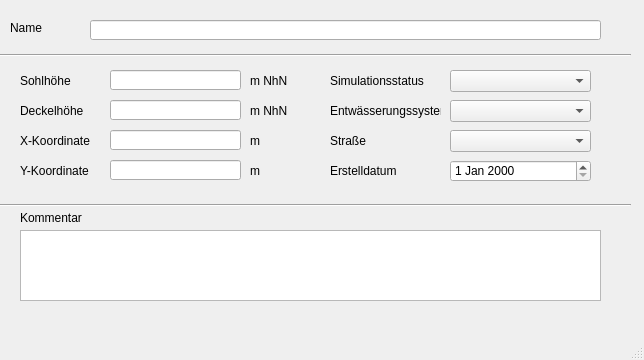
Before: the Qt Designer form templates/speicher.ui in hoettges/QKan, drawn with Qt 5.
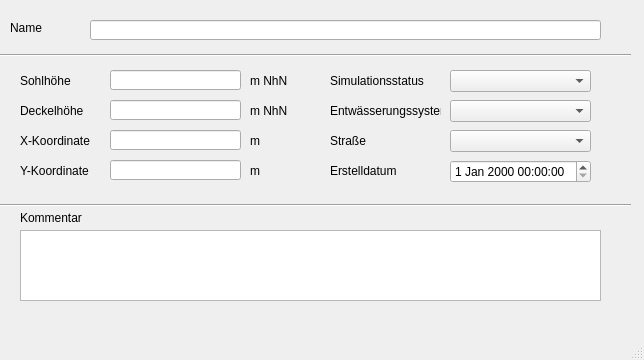
After: the same form once the commit is applied. Custom widgets are drawn as their Qt base class.

```diff
--- a/templates/speicher.ui
+++ b/templates/speicher.ui
@@ -279,16 +279,6 @@
      </rect>
     </property>
    </widget>
-   <widget class="QDateEdit" name="createdat">
-    <property name="geometry">
-     <rect>
-      <x>450</x>
-      <y>160</y>
-      <width>141</width>
-      <height>22</height>
-     </rect>
-    </property>
-   </widget>
    <widget class="QTextEdit" name="kommentar">
     <property name="geometry">
      <rect>
@@ -322,6 +312,16 @@
      </rect>
     </property>
    </widget>
+   <widget class="QgsDateTimeEdit" name="createdat">
+    <property name="geometry">
+     <rect>
+      <x>450</x>
+      <y>160</y>
+      <width>141</width>
+      <height>23</height>
+     </rect>
+    </property>
+   </widget>
   </widget>
   <widget class="QMenuBar" name="menubar">
    <property name="geometry">
@@ -335,6 +335,13 @@
   </widget>
   <widget class="QStatusBar" name="statusbar"/>
  </widget>
+ <customwidgets>
+  <customwidget>
+   <class>QgsDateTimeEdit</class>
+   <extends>QDateTimeEdit</extends>
+   <header>qgsdatetimeedit.h</header>
+  </customwidget>
+ </customwidgets>
  <resources/>
  <connections/>
 </ui>
```
